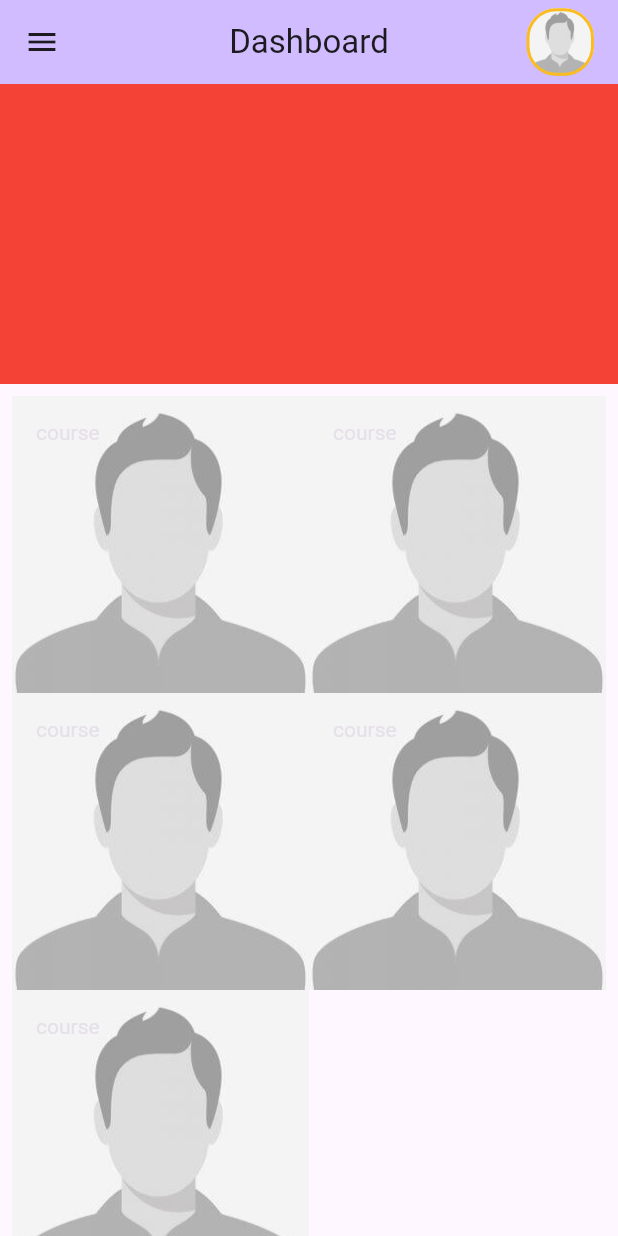
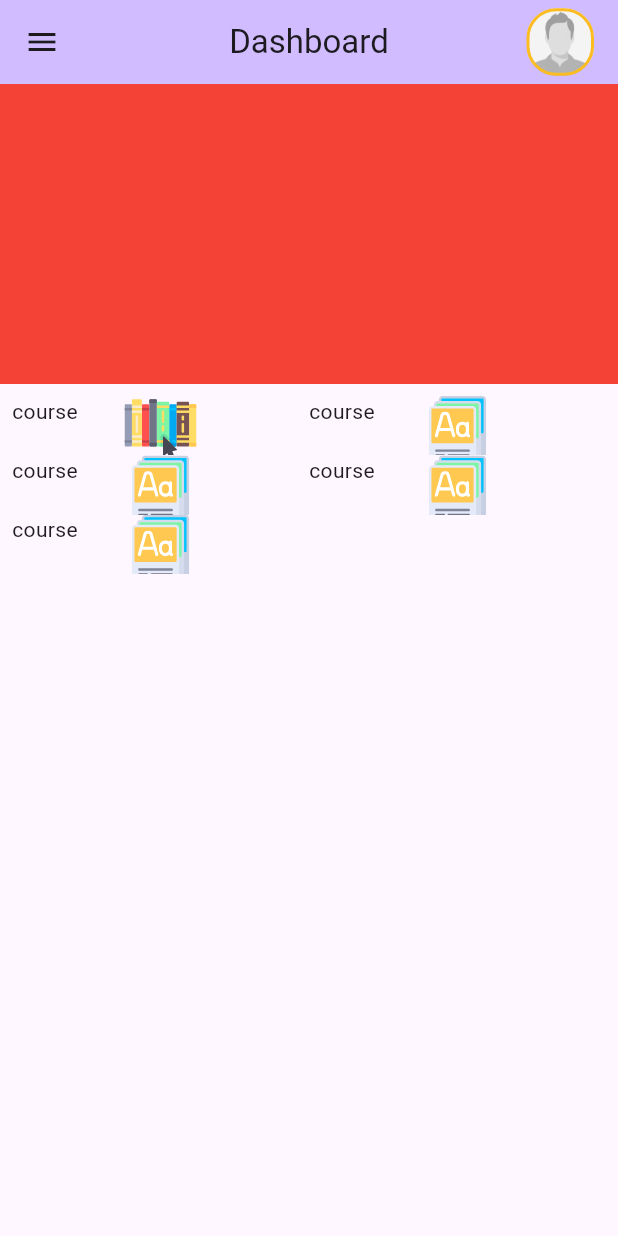
Before and after one commit to metaspook/alter_lms, a Flutter app: the DashboardView screen opened directly, on a phone screen of 412 x 824 dp. Run offline on Flutter 3.47's test engine with Material 3 defaults, Android fonts, the phone set to English and light mode, and no system bars; our stand-ins replace bloc, equatable, flutter_bloc, flutter_svg, gap, go_router.

Commit message:
feat(user_app): add course, shop svgs

```diff
--- a/apps/user_app/lib/modules/dashboard/view/dashboard_view.dart
+++ b/apps/user_app/lib/modules/dashboard/view/dashboard_view.dart
@@ -33,14 +33,17 @@ class DashboardView extends StatelessWidget {
               padding: const EdgeInsets.all(appSpacing),
               gridDelegate: const SliverGridDelegateWithFixedCrossAxisCount(
                 crossAxisCount: 2,
+                childAspectRatio: 5
               ),
               itemCount: _buildGridMenus().length,
               itemBuilder: (context, index) {
                 return GridTile(
                   header: GridTileBar(
-                    title: Text(_buildGridMenus()[index].key),
+                    title: SvgPicture.asset(
+                      _buildGridMenus()[index].imageName!,
+                    ),
                   ),
-                  child: Image.asset(_buildGridMenus()[index].imageName!),
+                  child: Text(_buildGridMenus()[index].key)
                 );
               },
             ),
@@ -53,11 +56,11 @@ class DashboardView extends StatelessWidget {
 
 List<Menu> _buildGridMenus() {
   return [
-    Menu(id: uuid(), key: 'course', imageName: Assets.images.user1.keyName),
-    Menu(id: uuid(), key: 'course', imageName: Assets.images.user1.keyName),
-    Menu(id: uuid(), key: 'course', imageName: Assets.images.user1.keyName),
-    Menu(id: uuid(), key: 'course', imageName: Assets.images.user1.keyName),
-    Menu(id: uuid(), key: 'course', imageName: Assets.images.user1.keyName),
+    Menu(id: uuid(), key: 'course', imageName: Assets.icons.shop),
+    Menu(id: uuid(), key: 'course', imageName: Assets.icons.courses),
+    Menu(id: uuid(), key: 'course', imageName: Assets.icons.courses),
+    Menu(id: uuid(), key: 'course', imageName: Assets.icons.courses),
+    Menu(id: uuid(), key: 'course', imageName: Assets.icons.courses),
   ];
 
 }
--- a/packages/uikit/lib/src/gen/assets.gen.dart
+++ b/packages/uikit/lib/src/gen/assets.gen.dart
@@ -22,11 +22,17 @@ class $AssetsFontsGen {
 class $AssetsIconsGen {
   const $AssetsIconsGen();
 
+  /// File path: assets/icons/courses.svg
+  String get courses => 'packages/uikit/assets/icons/courses.svg';
+
   /// File path: assets/icons/placeholder
   String get placeholder => 'packages/uikit/assets/icons/placeholder';
 
+  /// File path: assets/icons/shop.svg
+  String get shop => 'packages/uikit/assets/icons/shop.svg';
+
   /// List of all assets
-  List<String> get values => [placeholder];
+  List<String> get values => [courses, placeholder, shop];
 }
 
 class $AssetsImagesGen {
--- a/packages/uikit/lib/uikit.dart
+++ b/packages/uikit/lib/uikit.dart
@@ -1,5 +1,7 @@
 /// Alter LMS UI Kit (assets, l10n, router, theme, widget).
 library;
+
+export 'package:flutter_svg/flutter_svg.dart';
 
 export 'src/gen/app_localizations.dart';
 export 'src/gen/assets.gen.dart';
--- a/packages/uikit/pubspec.yaml
+++ b/packages/uikit/pubspec.yaml
@@ -12,6 +12,7 @@ dependencies:
     sdk: flutter
   flutter_localizations:
     sdk: flutter
+  flutter_svg: ^2.1.0
   gap: ^3.0.1
   go_router: ^15.1.2
   google_fonts: ^6.2.1
```
Also changed, not shown: packages/uikit/assets/icons/courses.svg (added), packages/uikit/assets/icons/shop.svg (added).
